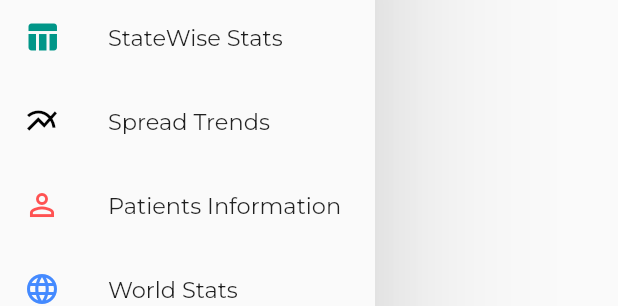
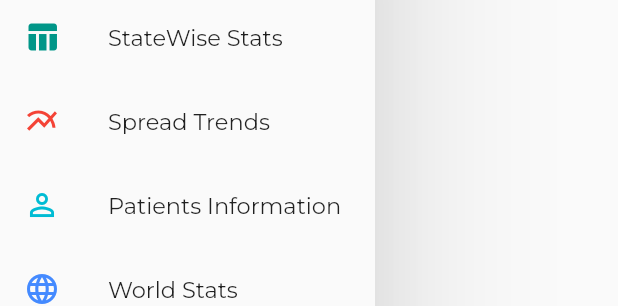
Before and after one commit to av153k/India-CoViD-19-Tracker-in-Flutter, a Flutter app: the DrawerContent widget shown alone on an empty page, opened directly, on a phone screen of 412 x 824 dp. Shown: the part 230-536 px from the top of the screen. Run offline on Flutter 3.47's test engine with Material 2 defaults, Android fonts, the phone set to English and light mode, and no system bars; our stand-ins replace charts_flutter, google_fonts; network calls fail.

Commit message:
Minimal Changes

```diff
--- a/lib/screens/drawer.dart
+++ b/lib/screens/drawer.dart
@@ -41,7 +41,7 @@ class _DrawerContentState extends State<DrawerContent> {
               ),
             ),
             ListTile(
-              leading: Icon(Icons.multiline_chart, color: Colors.black,),
+              leading: Icon(Icons.multiline_chart, color: Colors.red,),
               title: Text(
                 "Spread Trends",
                 style: GoogleFonts.montserrat(
@@ -51,7 +51,7 @@ class _DrawerContentState extends State<DrawerContent> {
               ),
             ),
             ListTile(
-              leading: Icon(Icons.person_outline, color: Colors.redAccent,),
+              leading: Icon(Icons.person_outline, color: Colors.cyan,),
               title: Text(
                 "Patients Information",
                 style: GoogleFonts.montserrat(
```
